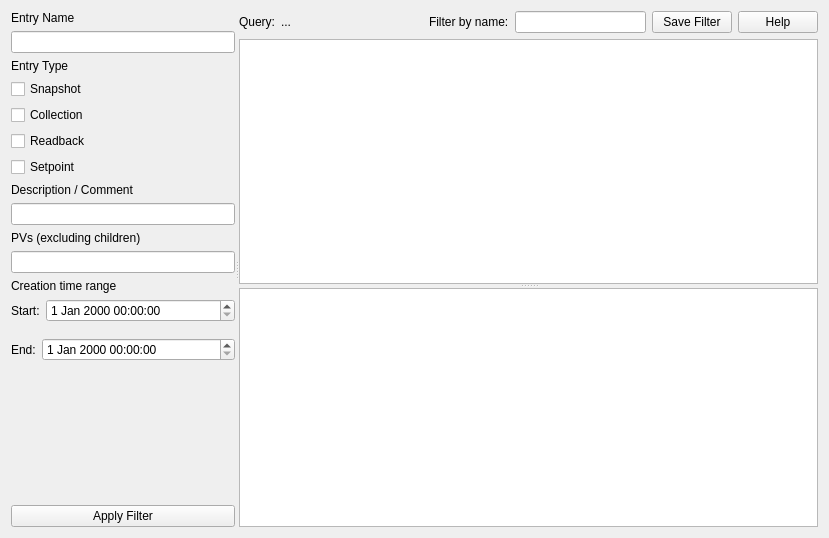
Qt form superscore/ui/search_page.ui (pcdshub/superscore) before a commit.
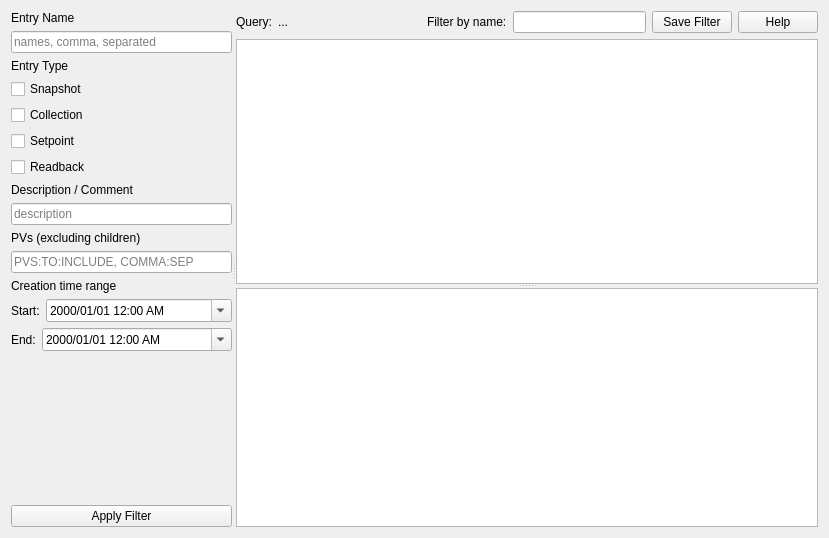
The same form after that commit.

Commit message: GUI/WIP: wire up filter parameter input widgets, parse info

Patch:
```diff
--- a/superscore/ui/search_page.ui
+++ b/superscore/ui/search_page.ui
@@ -35,7 +35,11 @@
         </widget>
        </item>
        <item>
-        <widget class="QLineEdit" name="name_line_edit"/>
+        <widget class="QLineEdit" name="name_line_edit">
+         <property name="placeholderText">
+          <string>names, comma, separated</string>
+         </property>
+        </widget>
        </item>
        <item>
         <widget class="QLabel" name="type_label">
@@ -58,13 +62,6 @@
          </property>
         </widget>
        </item>
-       <item>
-        <widget class="QCheckBox" name="readback_checkbox">
-         <property name="text">
-          <string>Readback</string>
-         </property>
-        </widget>
-       </item>
        <item>
         <widget class="QCheckBox" name="setpoint_checkbox">
          <property name="text">
@@ -72,6 +69,13 @@
          </property>
         </widget>
        </item>
+       <item>
+        <widget class="QCheckBox" name="readback_checkbox">
+         <property name="text">
+          <string>Readback</string>
+         </property>
+        </widget>
+       </item>
        <item>
         <widget class="QLabel" name="desc_label">
          <property name="text">
@@ -80,7 +84,11 @@
         </widget>
        </item>
        <item>
-        <widget class="QLineEdit" name="desc_line_edit"/>
+        <widget class="QLineEdit" name="desc_line_edit">
+         <property name="placeholderText">
+          <string>description</string>
+         </property>
+        </widget>
        </item>
        <item>
         <widget class="QLabel" name="pv_label">
@@ -90,7 +98,11 @@
         </widget>
        </item>
        <item>
-        <widget class="QLineEdit" name="pv_line_edit"/>
+        <widget class="QLineEdit" name="pv_line_edit">
+         <property name="placeholderText">
+          <string>PVS:TO:INCLUDE, COMMA:SEP</string>
+         </property>
+        </widget>
        </item>
        <item>
         <widget class="QLabel" name="time_label">
@@ -118,15 +130,19 @@
           </widget>
          </item>
          <item>
-          <widget class="QDateTimeEdit" name="start_dt_edit"/>
+          <widget class="QDateTimeEdit" name="start_dt_edit">
+           <property name="displayFormat">
+            <string>yyyy/MM/dd hh:mm AP</string>
+           </property>
+           <property name="calendarPopup">
+            <bool>true</bool>
+           </property>
+          </widget>
          </item>
         </layout>
        </item>
        <item>
         <layout class="QHBoxLayout" name="end_dt_hlayout">
-         <property name="topMargin">
-          <number>10</number>
-         </property>
          <item>
           <widget class="QLabel" name="end_time_label">
            <property name="sizePolicy">
@@ -141,7 +157,14 @@
           </widget>
          </item>
          <item>
-          <widget class="QDateTimeEdit" name="end_dt_edit"/>
+          <widget class="QDateTimeEdit" name="end_dt_edit">
+           <property name="displayFormat">
+            <string>yyyy/MM/dd hh:mm AP</string>
+           </property>
+           <property name="calendarPopup">
+            <bool>true</bool>
+           </property>
+          </widget>
          </item>
         </layout>
        </item>
```
The commit also changes 2 other files.
